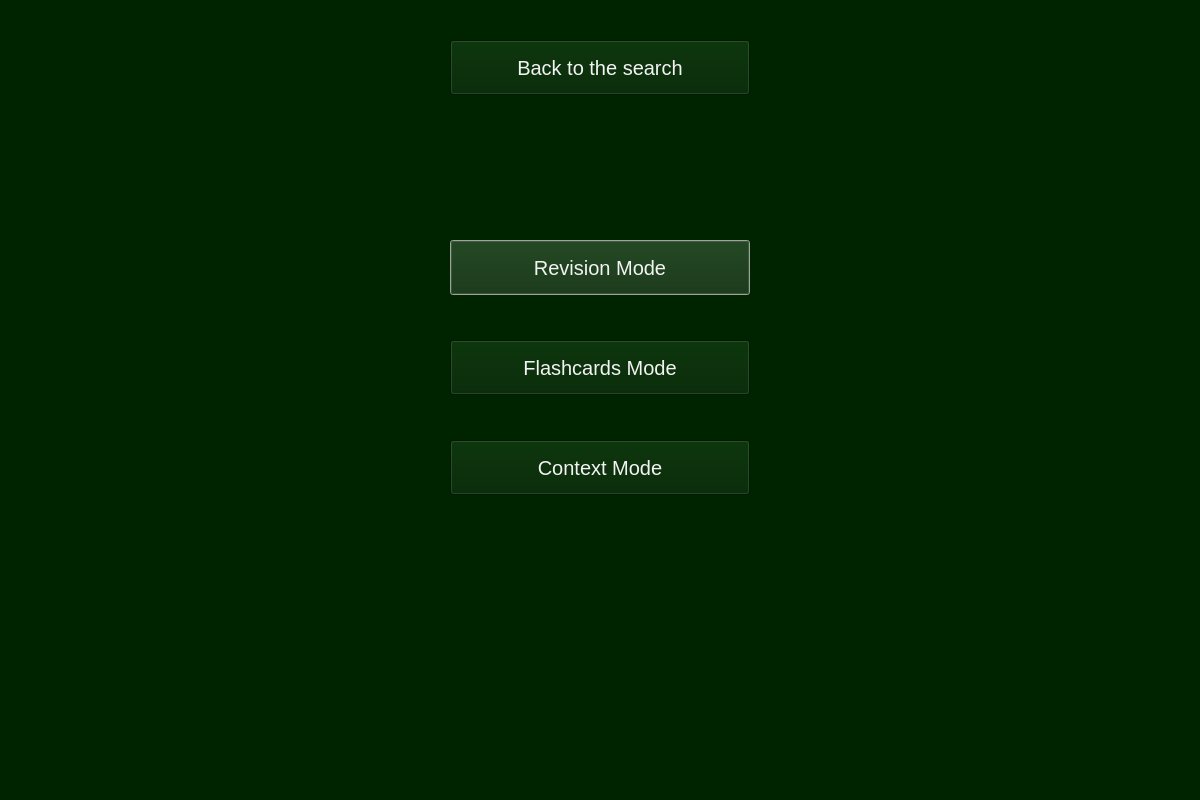
First picture: the form in WindowsGraphics/ExerciserWindow.ui, repository Skripkon/App-for-learning-English-LANGOD, before the edit.
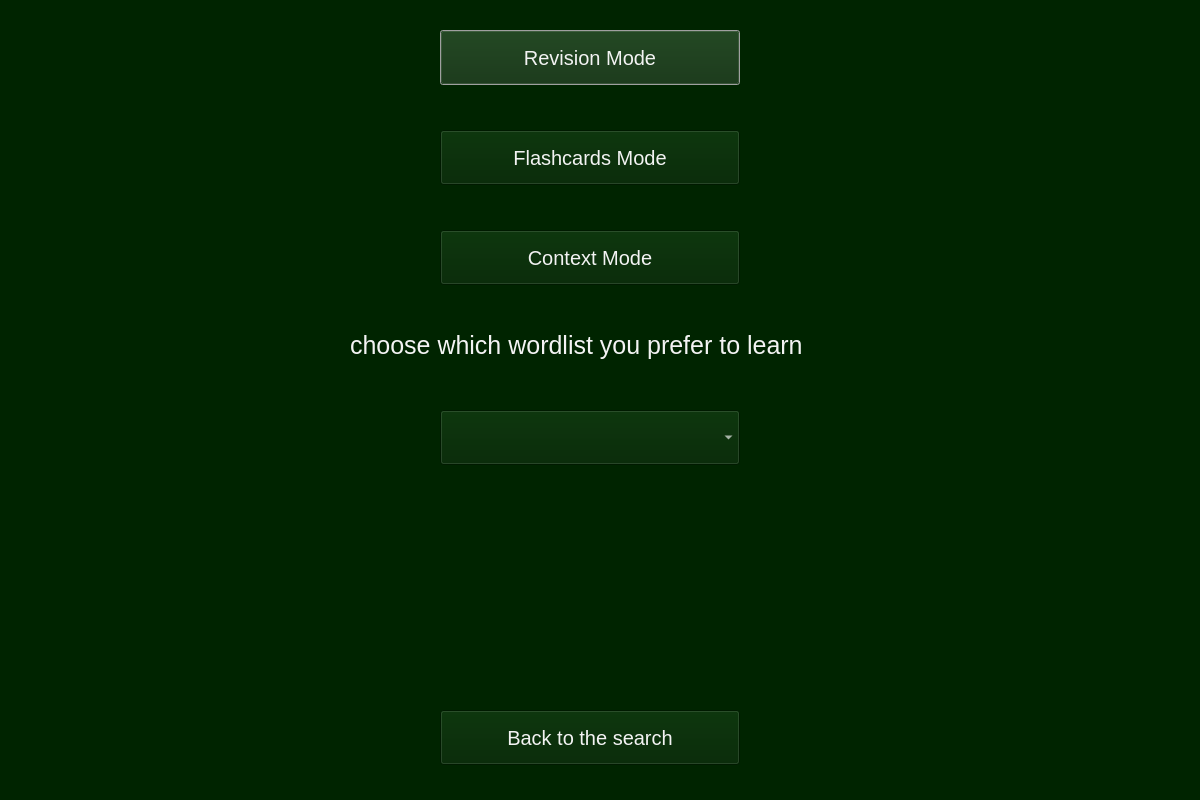
Second picture: the form after the edit.

Commit message: exerciser window changed

Patch:
```diff
--- a/WindowsGraphics/ExerciserWindow.ui
+++ b/WindowsGraphics/ExerciserWindow.ui
@@ -20,8 +20,8 @@
   <widget class="QPushButton" name="revision_mode_button">
    <property name="geometry">
     <rect>
-     <x>450</x>
-     <y>240</y>
+     <x>440</x>
+     <y>30</y>
      <width>300</width>
      <height>55</height>
     </rect>
@@ -40,8 +40,8 @@
   <widget class="QPushButton" name="flashcards_mode_button">
    <property name="geometry">
     <rect>
-     <x>450</x>
-     <y>340</y>
+     <x>440</x>
+     <y>130</y>
      <width>300</width>
      <height>55</height>
     </rect>
@@ -60,8 +60,8 @@
   <widget class="QPushButton" name="context_mode_button">
    <property name="geometry">
     <rect>
-     <x>450</x>
-     <y>440</y>
+     <x>440</x>
+     <y>230</y>
      <width>300</width>
      <height>55</height>
     </rect>
@@ -80,8 +80,8 @@
   <widget class="QPushButton" name="back_to_the_search_button">
    <property name="geometry">
     <rect>
-     <x>450</x>
-     <y>40</y>
+     <x>440</x>
+     <y>710</y>
      <width>300</width>
      <height>55</height>
     </rect>
@@ -97,6 +97,42 @@
     <string>Back to the search</string>
    </property>
   </widget>
+  <widget class="QComboBox" name="choose_wordlist">
+   <property name="geometry">
+    <rect>
+     <x>440</x>
+     <y>410</y>
+     <width>300</width>
+     <height>55</height>
+    </rect>
+   </property>
+   <property name="styleSheet">
+    <string notr="true">font-size:15pt; 
+selection-background-color: rgb(0,179,60);
+combobox-popup: 0;
+color: rgb(255, 255, 255);</string>
+   </property>
+  </widget>
+  <widget class="QLabel" name="info_text">
+   <property name="geometry">
+    <rect>
+     <x>350</x>
+     <y>310</y>
+     <width>481</width>
+     <height>71</height>
+    </rect>
+   </property>
+   <property name="styleSheet">
+    <string notr="true">color:rgb(255, 0, 255);
+font-size:19pt; 
+color:rgb(243, 243, 243);
+selection-background-color: rgb(255, 255, 255);
+</string>
+   </property>
+   <property name="text">
+    <string>choose which wordlist you prefer to learn</string>
+   </property>
+  </widget>
  </widget>
  <resources/>
  <connections/>
```
The commit also changes 5 other files.
